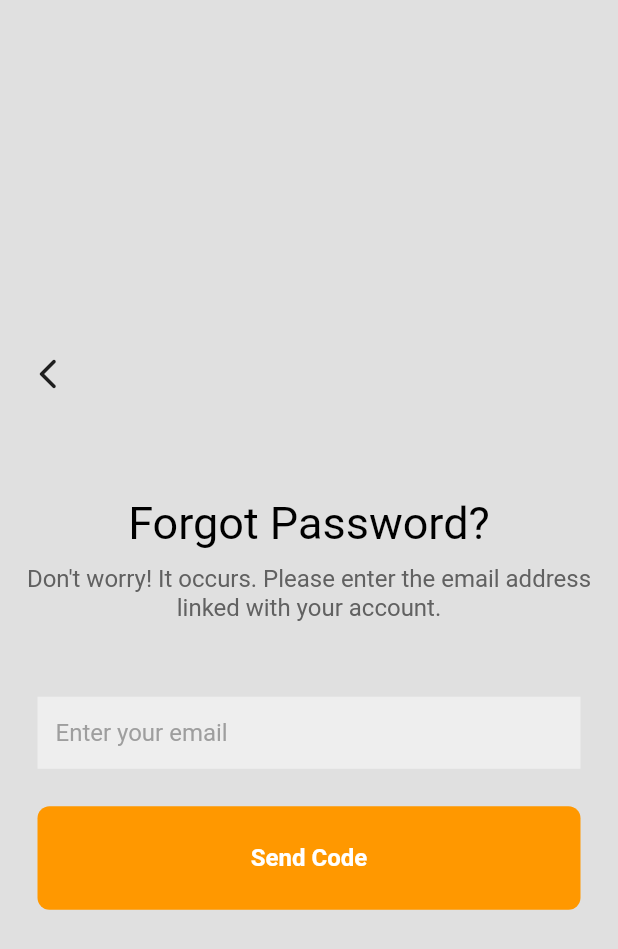
After one commit to BrianKawinzi/hotelhubb, a Flutter app: the ForgotPassword screen opened by its route, on a phone screen of 412 x 824 dp. The commit adds this screen. Shown: the top 949 px of the screen. Run offline on Flutter 3.47's test engine with Material 2 defaults, Android fonts, the phone set to English and light mode, and no system bars.

Commit message:
forgot password page complete

```diff
--- a/lib/main.dart
+++ b/lib/main.dart
@@ -1,4 +1,5 @@
 import 'package:flutter/material.dart';
+import 'package:hotelhubb/pages/forgotPassword.dart';
 import 'package:hotelhubb/pages/login_page.dart';
 import 'package:hotelhubb/pages/registration_page.dart';
 import 'package:hotelhubb/pages/splash_screen.dart';
@@ -20,6 +21,7 @@ class MyApp extends StatelessWidget {
         '/splash': (context) => SplashScreen(),
         '/login': (context) => LoginScreen(),
         '/register':(context) => RegistrationPage(),
+        '/forgot':(context) => ForgotPassword(),
       },
     );
   }
--- /dev/null
+++ b/lib/pages/forgotPassword.dart
@@ -0,0 +1,90 @@
+import 'package:flutter/material.dart';
+import 'package:hotelhubb/pages/components/my_button.dart';
+import 'package:hotelhubb/pages/components/normalTF.dart';
+
+
+class ForgotPassword extends StatelessWidget {
+  ForgotPassword({super.key});
+
+  //Text editing controllers
+  final emailController = TextEditingController();
+
+
+  //send code method
+  void sendCode() {}
+
+
+  @override
+  Widget build(BuildContext context) {
+    return Scaffold(
+
+      backgroundColor: Colors.grey[300],
+      body: SafeArea(
+        child: Center(
+          child: SingleChildScrollView(
+            child: Column(
+              crossAxisAlignment: CrossAxisAlignment.center,
+              children: [
+                // Back Button
+                Padding(
+                  padding: const EdgeInsets.all(8.0),
+                  child: Align(
+                    alignment: Alignment.topLeft,
+                    child: IconButton(
+                      icon: Icon(Icons.arrow_back_ios_new_rounded),
+                      onPressed: () {
+                        Navigator.of(context).pop();
+                      },
+                    ),
+                  ),
+                ),
+
+                const SizedBox(height: 50),
+
+                //Forgot password text
+                Text(
+                  'Forgot Password?',
+                  style: TextStyle(
+                    color: Colors.black,
+                    fontSize: 30,
+                  ),
+                  textAlign: TextAlign.center,
+                ),
+                const SizedBox(height: 10),
+
+                //Don't worry text
+                Text(
+                  'Don\'t worry! It occurs. Please enter the email address linked with your account.',
+                  style: TextStyle(
+                    color: Colors.grey[700],
+                    fontSize: 16,
+                  ),
+                  textAlign: TextAlign.center,
+                ),
+                const SizedBox(height: 50),
+
+                //email textfield
+                normalTF(
+                  controller: emailController,
+                  hintText: 'Enter your email',
+                  obscureText: false,
+                ),
+
+                const SizedBox(height: 25),
+
+
+                //send code button
+                MyButton(
+                  onTap: sendCode,
+                  buttonText: "Send Code",
+                ),
+
+
+              ],
+            ),
+          ),
+        ),
+      ),
+    );
+  }
+}
--- a/lib/pages/login_page.dart
+++ b/lib/pages/login_page.dart
@@ -53,7 +53,11 @@ class LoginScreen extends StatelessWidget {
                 const SizedBox(height: 10),
 
                 //forgot password?
-                Padding(
+                GestureDetector(
+                  onTap: () {
+                    Navigator.of(context).pushNamed('/forgot');
+                  },
+                  child: Padding(
                     padding: const EdgeInsets.symmetric(horizontal: 25.0),
                     child: Row(
                       mainAxisAlignment: MainAxisAlignment.end,
@@ -63,6 +67,7 @@ class LoginScreen extends StatelessWidget {
                           style: TextStyle(color: Colors.grey[600]),
                         ),
                       ],
+                    ),
                   ),
                 ),
 
```
Lines whose indentation alone changed are shown as unchanged.
